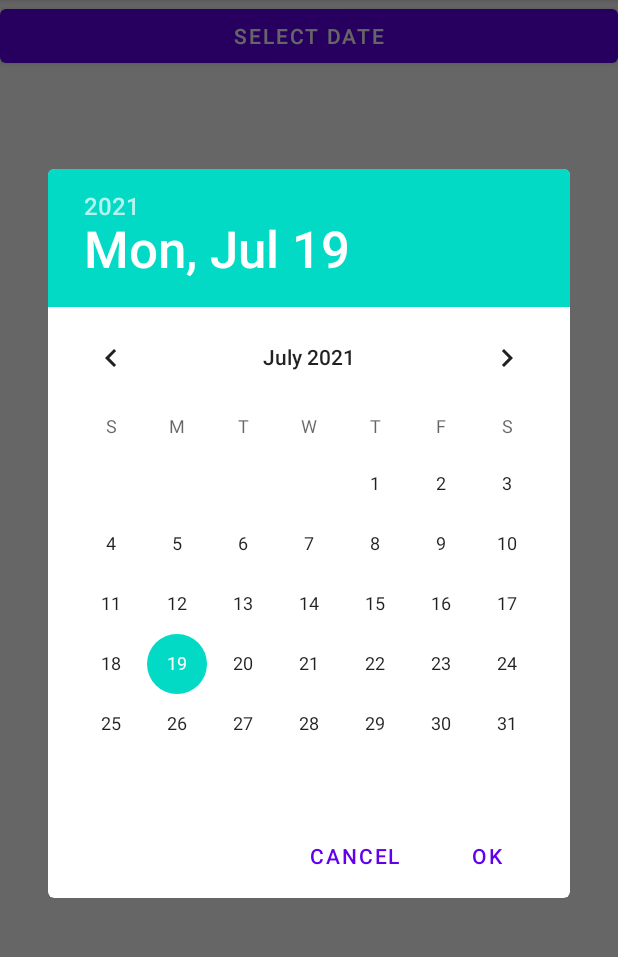
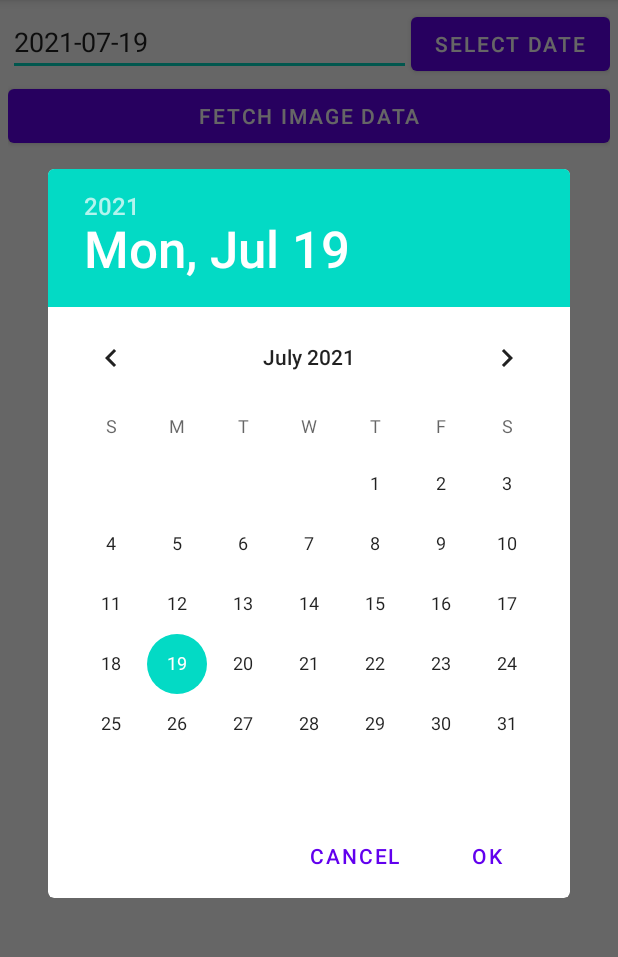
Before and after one commit to kirk0216/CST2355FinalProject, an Android app: the screen it shows after launch (MainActivity), after a tap on "SELECT DATE", on a phone screen of 412 x 824 dp, the part 84-1041 px from its top. Run offline under Robolectric (Android 15) with nearby library versions, the phone set to English and light mode, and no system bars.

Commit message:
Add EditText for inputting date. Clicking URL and HDURL in details view opens image in browser. Sleep web thread to allow progress bar to display.

```diff
--- a/app/src/main/java/com/example/nasaiotd/MainActivity.java
+++ b/app/src/main/java/com/example/nasaiotd/MainActivity.java
@@ -3,12 +3,16 @@ package com.example.nasaiotd;
 import androidx.appcompat.app.AppCompatActivity;
 import androidx.fragment.app.DialogFragment;
 
+import android.app.Activity;
 import android.content.Intent;
 import android.os.Bundle;
+import android.view.View;
+import android.view.inputmethod.InputMethodManager;
 import android.widget.Button;
+import android.widget.EditText;
 import android.widget.ListView;
-import android.widget.ProgressBar;
-import android.widget.Toast;
+
+import java.util.Calendar;
 
 public class MainActivity extends AppCompatActivity {
 
@@ -40,14 +44,50 @@ public class MainActivity extends AppCompatActivity {
             startActivity(intent);
         });
 
+        EditText dateInput = findViewById(R.id.DateInput);
+        dateInput.setText(getCurrentDateString());
+
         Button selectDateButton = findViewById(R.id.SelectDateButton);
         selectDateButton.setOnClickListener(v -> {
             DialogFragment fragment = new DatePickerFragment(s -> {
-                NasaApiQuery query = new NasaApiQuery(this, imagesAdapter);
-                query.execute(s);
+                dateInput.setText(s);
+                hideKeyboard();
             });
 
             fragment.show(getSupportFragmentManager(), "datePicker");
         });
+
+        Button fetchImageButton = findViewById(R.id.FetchImageButton);
+        fetchImageButton.setOnClickListener(v -> {
+            String date = dateInput.getText().toString();
+            hideKeyboard();
+
+            NasaApiQuery query = new NasaApiQuery(this, imagesAdapter);
+            query.execute(date);
+        });
+    }
+
+    private String getCurrentDateString() {
+        final Calendar c = Calendar.getInstance();
+        int year = c.get(Calendar.YEAR);
+        int month = c.get(Calendar.MONTH);
+        int day = c.get(Calendar.DAY_OF_MONTH);
+
+        return String.format("%d-%02d-%02d", year, month + 1, day);
+    }
+
+    /**
+     * Hides the software keyboard.
+     * https://stackoverflow.com/a/17789187
+     */
+    private void hideKeyboard() {
+        InputMethodManager imm = (InputMethodManager)getSystemService(Activity.INPUT_METHOD_SERVICE);
+        View view = getCurrentFocus();
+
+        if (view == null) {
+            view = new View(this);
+        }
+
+        imm.hideSoftInputFromWindow(view.getWindowToken(), 0);
     }
 }
--- a/app/src/main/res/layout/activity_image_details.xml
+++ b/app/src/main/res/layout/activity_image_details.xml
@@ -5,7 +5,8 @@
     android:layout_width="match_parent"
     android:layout_height="match_parent"
     tools:context=".ImageDetailsActivity"
-    android:orientation="vertical">
+    android:orientation="vertical"
+    android:padding="5dp">
 
     <TextView
         android:layout_width="match_parent"
--- a/app/src/main/res/layout/activity_main.xml
+++ b/app/src/main/res/layout/activity_main.xml
@@ -4,20 +4,46 @@
     xmlns:tools="http://schemas.android.com/tools"
     android:layout_width="match_parent"
     android:layout_height="match_parent"
-    tools:context=".MainActivity">
+    tools:context=".MainActivity"
+    android:padding="5dp">
+
+    <RelativeLayout
+        android:layout_width="match_parent"
+        android:layout_height="wrap_content"
+        android:layout_alignParentTop="true"
+        android:id="@+id/DateSelection">
+
+        <EditText
+            android:layout_width="wrap_content"
+            android:layout_height="wrap_content"
+            android:id="@+id/DateInput"
+            android:layout_alignParentStart="true"
+            android:layout_toStartOf="@id/SelectDateButton"
+            android:inputType="date"
+            android:hint="@string/DateInputHint" />
+
+        <Button
+            android:layout_width="wrap_content"
+            android:layout_height="wrap_content"
+            android:layout_alignParentEnd="true"
+            android:layout_gravity="fill_horizontal"
+            android:id="@+id/SelectDateButton"
+            android:text="@string/SelectDateButtonText" />
+    </RelativeLayout>
+
 
     <Button
         android:layout_width="match_parent"
         android:layout_height="wrap_content"
-        android:layout_alignParentTop="true"
+        android:layout_below="@id/DateSelection"
 
-        android:id="@+id/SelectDateButton"
-        android:text="@string/SelectDateButtonText" />
+        android:id="@+id/FetchImageButton"
+        android:text="@string/FetchImageButtonText" />
 
     <ProgressBar
         android:layout_width="match_parent"
         android:layout_height="wrap_content"
-        android:layout_below="@id/SelectDateButton"
+        android:layout_below="@id/FetchImageButton"
         style="?android:progressBarStyleHorizontal"
         android:visibility="gone"
         android:id="@+id/SelectDateProgressBar" />
--- a/app/src/main/res/values/strings.xml
+++ b/app/src/main/res/values/strings.xml
@@ -2,4 +2,7 @@
     <string name="app_name">NASA Image of the Day</string>
 
     <string name="SelectDateButtonText">Select Date</string>
+    <string name="FetchImageButtonText">Fetch Image Data</string>
+
+    <string name="DateInputHint">YYYY-MM-DD</string>
 </resources>
```
Also changed, not shown: app/src/main/java/com/example/nasaiotd/ImageDetailsActivity.java (+26 -2 lines), app/src/main/java/com/example/nasaiotd/NasaApiQuery.java (+23 -9 lines).
